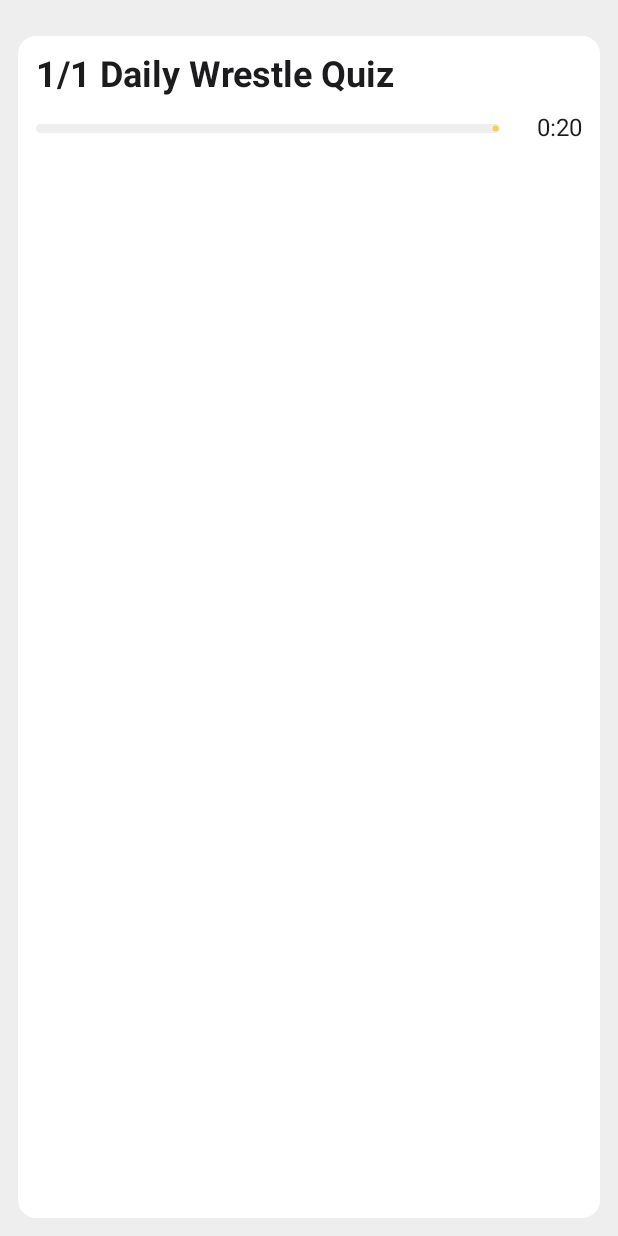
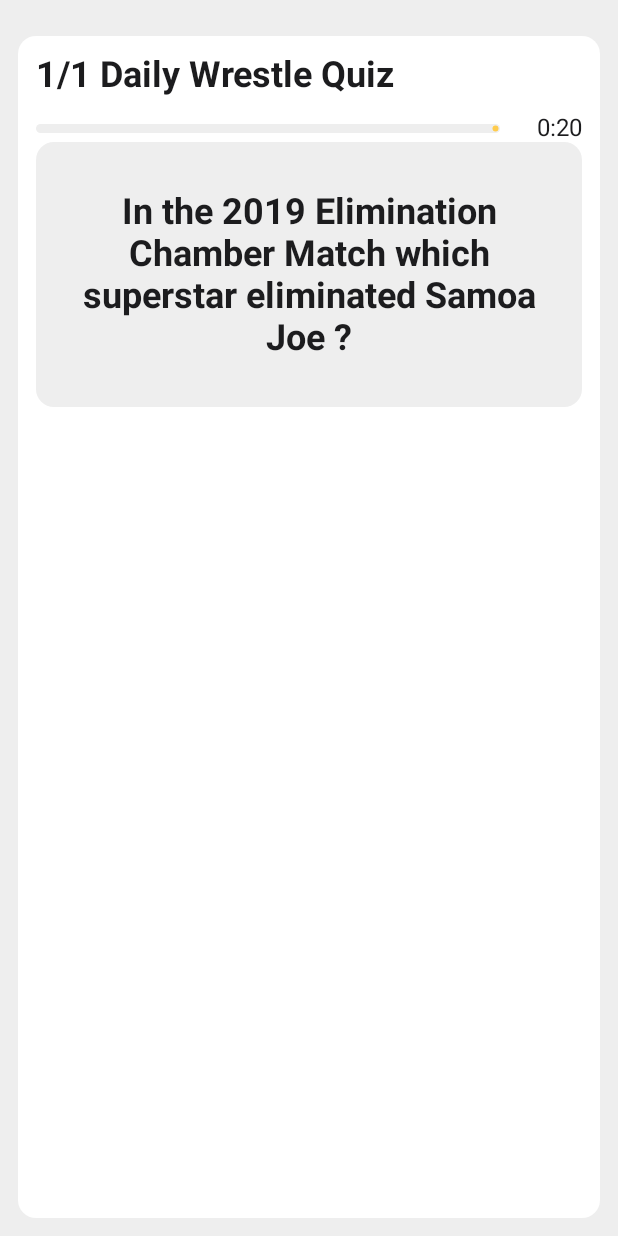
Before and after one commit to danielmbutler/DailyWrestleQuiz, an Android app built with Jetpack Compose: the QuestionScreen screen opened through its navigation route, on a phone screen of 412 x 824 dp. Run offline under Robolectric (Android 15) with nearby library versions, the phone set to English and light mode, and no system bars.

Commit message:
Fix: Update question text and add auto-resizing text field
This commit modifies the default question text in `question.kt` and introduces an `AutoResizedText` composable.

Key changes:
- Updated the example question in `question.kt` to "In the 2019 Elimination Chamber Match which superstar eliminated Samoa Joe ?".
- Created `AutoResizedText.kt` which provides a `Text` composable that automatically adjusts its font size to fit within its bounds.
- Integrated `AutoResizedText` into the `QuestionBox` composable in `QuestionScreen.kt` to display the question text.
- Adjusted spacing and layout in `QuestionScreen.kt` and `QuestionTimer`.

```diff
--- a/androidApp/src/main/java/com/dbtechprojects/dailywrestlequiz/android/ui/question/QuestionScreen.kt
+++ b/androidApp/src/main/java/com/dbtechprojects/dailywrestlequiz/android/ui/question/QuestionScreen.kt
@@ -1,11 +1,15 @@
 package com.dbtechprojects.dailywrestlequiz.android.ui.question
 
+import androidx.compose.foundation.background
 import androidx.compose.foundation.layout.Arrangement
+import androidx.compose.foundation.layout.Box
 import androidx.compose.foundation.layout.Column
 import androidx.compose.foundation.layout.Row
+import androidx.compose.foundation.layout.fillMaxHeight
 import androidx.compose.foundation.layout.fillMaxWidth
 import androidx.compose.foundation.layout.height
 import androidx.compose.foundation.layout.padding
+import androidx.compose.foundation.layout.widthIn
 import androidx.compose.foundation.shape.RoundedCornerShape
 import androidx.compose.material3.LinearProgressIndicator
 import androidx.compose.material3.MaterialTheme
@@ -20,8 +24,10 @@
 import androidx.compose.ui.Modifier
 import androidx.compose.ui.draw.clip
 import androidx.compose.ui.res.stringResource
+import androidx.compose.ui.text.style.TextAlign
 import androidx.compose.ui.unit.dp
 import com.dbtechprojects.dailywrestlequiz.android.R
+import com.dbtechprojects.dailywrestlequiz.android.ui.shared.AutoResizedText
 import com.dbtechprojects.dailywrestlequiz.android.ui.shared.PrimaryBodyLarge
 import com.dbtechprojects.dailywrestlequiz.android.ui.shared.SurfaceSection
 import com.dbtechprojects.dailywrestlequiz.data.viewmodels.QuestionViewModel
@@ -47,7 +53,7 @@
     SurfaceSection {
         Column(
             modifier = Modifier.fillMaxWidth(),
-            verticalArrangement = Arrangement.spacedBy(12.dp)
+            verticalArrangement = Arrangement.spacedBy(24.dp)
         ) {
 
         }
@@ -57,7 +63,12 @@
         )
         QuestionTimer(
             progress,
-            remainingText)
+            remainingText
+        )
+
+        QuestionBox(
+            question = currentQuestion?.question ?: ""
+        )
     }
 
 }
@@ -77,14 +88,18 @@
 fun QuestionTimer(
     progress: Float,
     remainingText: String
-){
-    Row(modifier = Modifier.fillMaxWidth()
-        .padding(top = 12.dp),
+) {
+    Row(
+        modifier = Modifier
+            .fillMaxWidth()
+            .padding(top = 12.dp),
         verticalAlignment = Alignment.CenterVertically,
-        horizontalArrangement = Arrangement.SpaceBetween) {
+        horizontalArrangement = Arrangement.SpaceBetween
+    ) {
         LinearProgressIndicator(
             progress = progress,
-            modifier = Modifier.fillMaxWidth(0.85f)
+            modifier = Modifier
+                .fillMaxWidth(0.85f)
                 .height(6.dp)
                 .clip(RoundedCornerShape(2.dp)),
             color = MaterialTheme.colorScheme.primary,
@@ -99,3 +114,24 @@
     }
 
 }
+
+@Composable
+fun QuestionBox(
+    question: String,
+) {
+    Box(
+        modifier = Modifier
+            .fillMaxWidth()
+            .fillMaxHeight(0.25f)
+            .clip(RoundedCornerShape(12.dp))
+            .background(MaterialTheme.colorScheme.background)
+            .padding(12.dp),
+        contentAlignment = Alignment.Center
+    ) {
+        AutoResizedText(
+            text = question,
+            style = MaterialTheme.typography.bodyLarge,
+            color = MaterialTheme.colorScheme.onBackground
+        )
+    }
+}
--- a/androidApp/src/main/java/com/dbtechprojects/dailywrestlequiz/android/ui/shared/Text.kt
+++ b/androidApp/src/main/java/com/dbtechprojects/dailywrestlequiz/android/ui/shared/Text.kt
@@ -3,14 +3,29 @@
 import androidx.compose.material3.MaterialTheme
 import androidx.compose.material3.Text
 import androidx.compose.runtime.Composable
+import androidx.compose.runtime.getValue
+import androidx.compose.runtime.mutableStateOf
+import androidx.compose.runtime.remember
+import androidx.compose.runtime.setValue
+import androidx.compose.ui.Modifier
+import androidx.compose.ui.draw.drawWithContent
+import androidx.compose.ui.graphics.Color
+import androidx.compose.ui.text.TextLayoutResult
+import androidx.compose.ui.text.style.TextAlign
+import androidx.compose.ui.unit.isUnspecified
 
 
 @Composable
-fun PrimaryBodyLarge(text: String) {
+fun PrimaryBodyLarge(
+    text: String,
+    modifier: Modifier = Modifier,
+    textAlign: TextAlign = TextAlign.Unspecified
+) {
     Text(
-        text = text,
+        text = text, modifier = modifier,
         style = MaterialTheme.typography.bodyLarge,
-        color = MaterialTheme.colorScheme.onBackground
+        color = MaterialTheme.colorScheme.onBackground,
+        textAlign = textAlign,
     )
 }
 
@@ -22,3 +37,47 @@
         color = MaterialTheme.colorScheme.onBackground
     )
 }
+
+@Composable
+fun AutoResizedText(
+    text: String,
+    style: androidx.compose.ui.text.TextStyle,
+    color: Color,
+    modifier: Modifier = Modifier,
+) {
+    var resizedTextStyle by remember {
+        mutableStateOf(style)
+    }
+    var shouldDraw by remember {
+        mutableStateOf(false)
+    }
+
+    val defaultFontSize = MaterialTheme.typography.bodyLarge.fontSize
+
+    Text(
+        text = text,
+        color = color,
+        style = resizedTextStyle,
+        textAlign = TextAlign.Center,
+        modifier = modifier.drawWithContent {
+            if (shouldDraw) {
+                drawContent()
+            }
+        },
+        softWrap = true,
+        onTextLayout = { result: TextLayoutResult ->
+            if (result.didOverflowHeight) {
+                if (style.fontSize.isUnspecified) {
+                    resizedTextStyle = resizedTextStyle.copy(
+                        fontSize = defaultFontSize
+                    )
+                }
+                resizedTextStyle = resizedTextStyle.copy(
+                    fontSize = resizedTextStyle.fontSize * 0.95
+                )
+            } else {
+                shouldDraw = true
+            }
+        }
+    )
+}
--- a/shared/src/commonMain/kotlin/com/dbtechprojects/dailywrestlequiz/data/model/question.kt
+++ b/shared/src/commonMain/kotlin/com/dbtechprojects/dailywrestlequiz/data/model/question.kt
@@ -17,10 +17,7 @@
     companion object {
         fun getQuestions(): List<Question> {
             return listOf(
-                Question(0, "What year was AEW formed?", "2019, 2020, 2018", "AEW", "2020s", "", 0, "", 0, 1, 0),
-                Question(1, "What year was WCW formed?", "2019, 2020, 2018", "AEW", "2010s", "", 0, "", 0, 1, 0),
-                Question(2, "What year was AEW formed?", "2019, 2020, 2018, 2017, 2016, 2015", "AEW", "90s", "Royal Rumble", 0, "", 0, 1, 0),
-                Question(3, "What year was World Wrestling Trivia formed?", "2019, 2020, 2018", "AEW", "90s", "Royal Rumble", 24, "", 0, 1, 0)
+                Question(3, "In the 2019 Elimination Chamber Match which superstar eliminated Samoa Joe ?", "2019, 2020, 2018", "AEW", "90s", "Royal Rumble", 24, "", 0, 1, 0)
             )
         }
 
```
